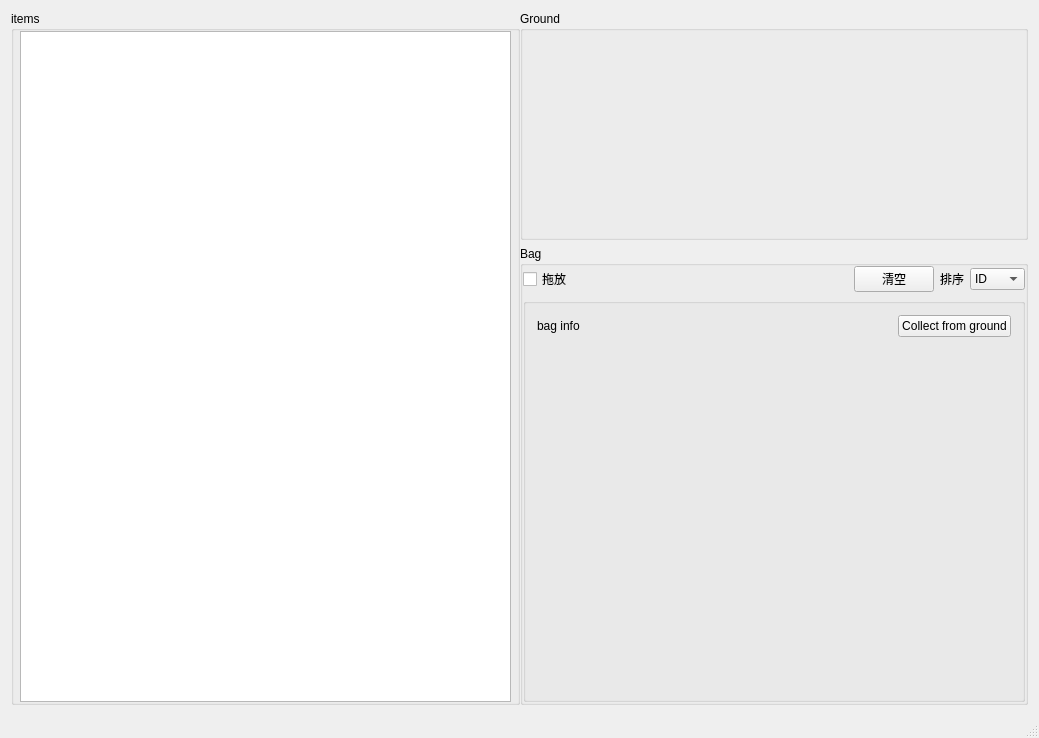
First picture: the form in ui/mainwindow.ui, repository beiklive/Simple-Inventory, before the edit.
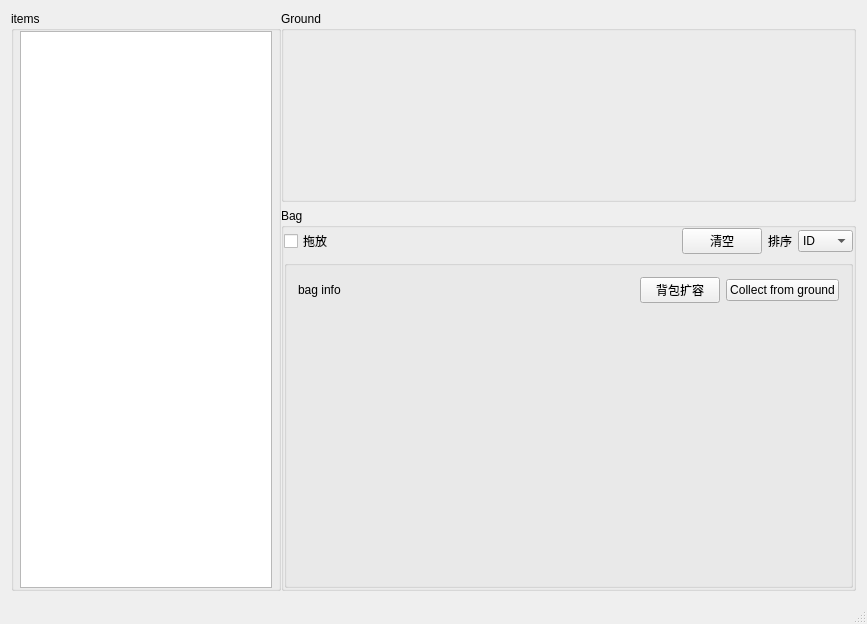
Second picture: the form after the edit. Custom widgets are drawn as their Qt base class.

The edit to the form file:
```diff
--- a/ui/mainwindow.ui
+++ b/ui/mainwindow.ui
@@ -6,8 +6,8 @@
    <rect>
     <x>0</x>
     <y>0</y>
-    <width>1039</width>
-    <height>738</height>
+    <width>867</width>
+    <height>624</height>
    </rect>
   </property>
   <property name="windowTitle">
@@ -22,6 +22,18 @@
       </property>
       <item>
        <widget class="QGroupBox" name="groupBox">
+        <property name="minimumSize">
+         <size>
+          <width>250</width>
+          <height>0</height>
+         </size>
+        </property>
+        <property name="maximumSize">
+         <size>
+          <width>500</width>
+          <height>16777215</height>
+         </size>
+        </property>
         <property name="title">
          <string>items</string>
         </property>
@@ -43,6 +55,12 @@
          </property>
          <item row="0" column="0">
           <widget class="MyTableWidget" name="tableWidget">
+           <property name="maximumSize">
+            <size>
+             <width>16777215</width>
+             <height>16777215</height>
+            </size>
+           </property>
            <property name="editTriggers">
             <set>QAbstractItemView::NoEditTriggers</set>
            </property>
@@ -222,6 +240,13 @@
                       </property>
                      </spacer>
                     </item>
+                    <item>
+                     <widget class="QPushButton" name="pushButton">
+                      <property name="text">
+                       <string>背包扩容</string>
+                      </property>
+                     </widget>
+                    </item>
                     <item>
                      <widget class="QPushButton" name="collect_btn">
                       <property name="text">
@@ -232,7 +257,14 @@
                    </layout>
                   </item>
                   <item>
-                   <widget class="QWidget" name="widget" native="true"/>
+                   <widget class="InventoryWidget" name="widget" native="true">
+                    <property name="minimumSize">
+                     <size>
+                      <width>0</width>
+                      <height>200</height>
+                     </size>
+                    </property>
+                   </widget>
                   </item>
                  </layout>
                 </item>
@@ -259,6 +291,12 @@
    <extends>QTableWidget</extends>
    <header location="global">MyTableWidget.hpp</header>
   </customwidget>
+  <customwidget>
+   <class>InventoryWidget</class>
+   <extends>QWidget</extends>
+   <header location="global">inventorywidget.h</header>
+   <container>1</container>
+  </customwidget>
  </customwidgets>
  <resources/>
  <connections/>
```
